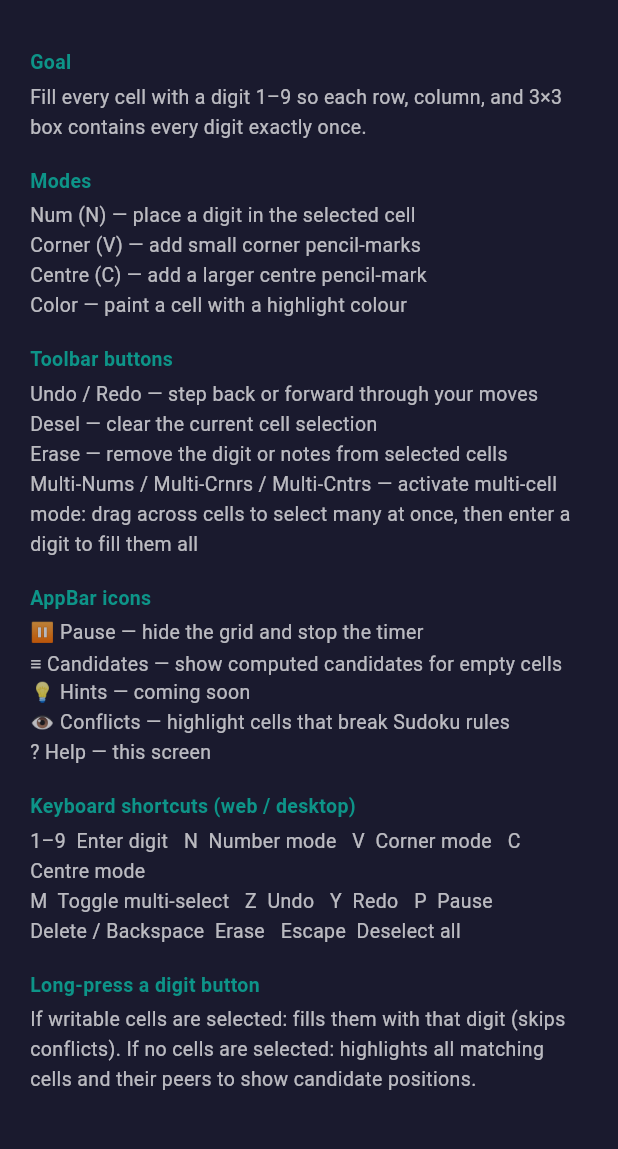
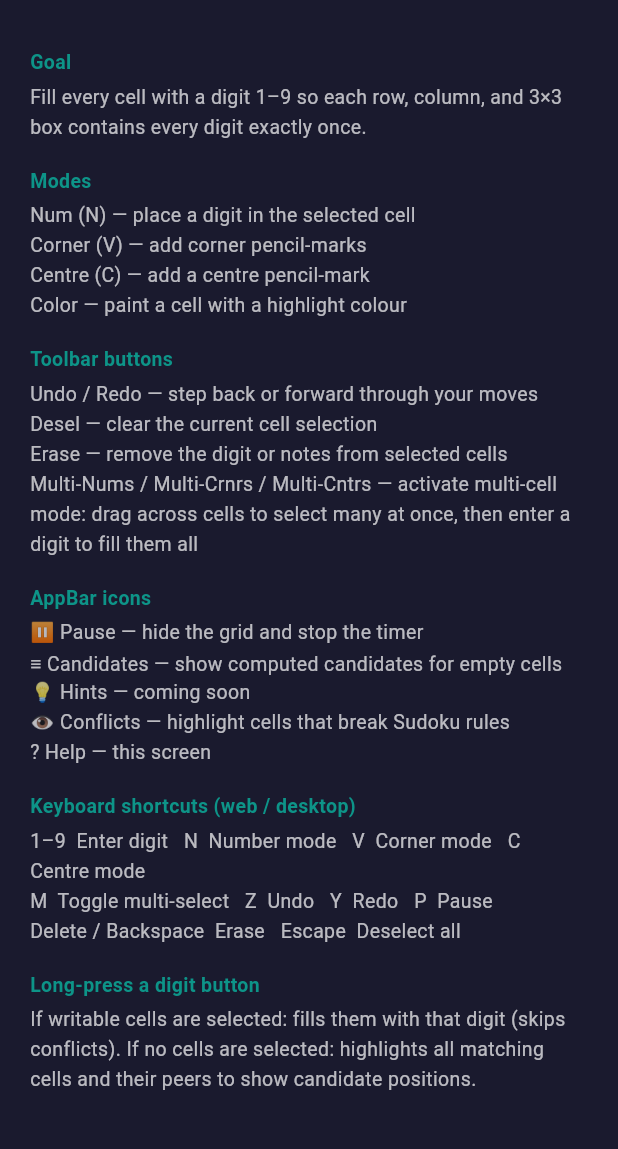
Before and after one commit to NVME-git/InGrid, a Flutter app: the HelpScreen screen opened by its route, on a phone screen of 412 x 824 dp, the part 60-1209 px from its top. Run offline on Flutter 3.47's test engine with Material 3 defaults, Android fonts, the phone set to English and light mode, and no system bars; our stand-ins replace flutter_riverpod, go_router, shared_preferences; accounts and stored records are empty.

Commit message:
fix: consistent entry-mode descriptions in help screen
Co-authored-by: Copilot <223556219+Copilot@users.noreply.github.com>

```diff
--- a/lib/features/help/help_screen.dart
+++ b/lib/features/help/help_screen.dart
@@ -63,8 +63,8 @@ class HelpScreen extends StatelessWidget {
               Text('Modes', style: _ths),
               SizedBox(height: 4),
               Text('Num (N) — place a digit in the selected cell', style: _ts),
-              Text('Corner (V) — add small corner pencil-marks', style: _ts),
-              Text('Centre (C) — add a larger centre pencil-mark', style: _ts),
+              Text('Corner (V) — add corner pencil-marks', style: _ts),
+              Text('Centre (C) — add a centre pencil-mark', style: _ts),
               Text('Color — paint a cell with a highlight colour', style: _ts),
               SizedBox(height: 16),
 
```
